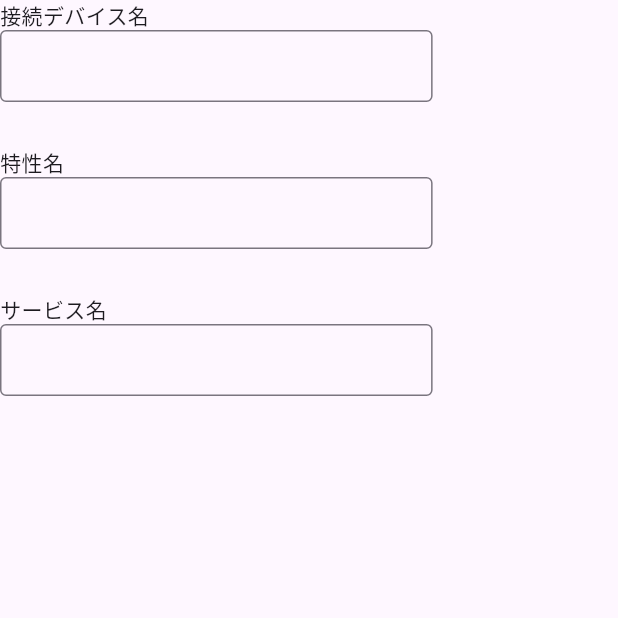
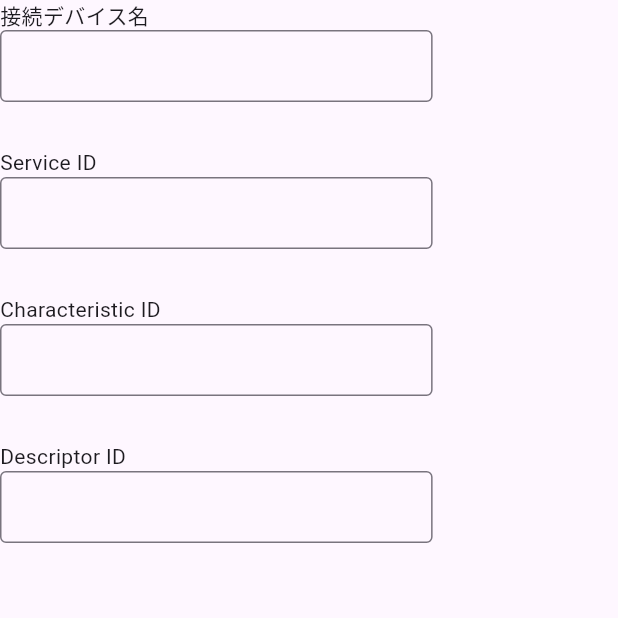
Before and after one commit to tboy-progs/custom_ble_control, a Flutter app: the screen it shows after launch, after a tap on the "add" icon, on a phone screen of 412 x 824 dp, the top half of it. Run offline on Flutter 3.47's test engine with Material 3 defaults, Android fonts, the phone set to English and light mode, and no system bars.

```diff
--- a/lib/main.dart
+++ b/lib/main.dart
@@ -1,7 +1,7 @@
 import 'package:flutter/material.dart';
 import 'package:flutter/services.dart';
 
-import 'package:custom_ble_control/page/main_page.dart';
+import 'package:custom_ble_control/page/home_page.dart';
 
 void main() {
   WidgetsFlutterBinding.ensureInitialized();
@@ -15,11 +15,7 @@ class MyApp extends StatelessWidget {
   @override
   Widget build(BuildContext context) {
     return MaterialApp(
-      theme: ThemeData(
-        colorScheme: ColorScheme.fromSeed(seedColor: Colors.deepPurple),
-        useMaterial3: true,
-      ),
-      title: 'custom ble control',
+      theme: ThemeData(),
       home: MainPage(),
     );
   }
--- a/lib/page/create_control_page.dart
+++ b/lib/page/create_control_page.dart
@@ -29,7 +29,7 @@ class CreateControlPage extends StatelessWidget {
           Column(
             crossAxisAlignment: CrossAxisAlignment.start,
             children: [
-              Text('特性名'),
+              Text('Service ID'),
               SizedBox(
                 width: MediaQuery.of(context).size.width * 0.7,
                 height: 48,
@@ -47,7 +47,25 @@ class CreateControlPage extends StatelessWidget {
           Column(
             crossAxisAlignment: CrossAxisAlignment.start,
             children: [
-              Text('サービス名'),
+              Text('Characteristic ID'),
+              SizedBox(
+                width: MediaQuery.of(context).size.width * 0.7,
+                height: 48,
+                child: const TextField(
+                  decoration: InputDecoration(
+                    border: OutlineInputBorder(
+                      borderRadius: BorderRadius.all(Radius.circular(4.0)),
+                    ),
+                  ),
+                ),
+              ),
+            ],
+          ),
+          const SizedBox(height: 30),
+          Column(
+            crossAxisAlignment: CrossAxisAlignment.start,
+            children: [
+              Text('Descriptor ID'),
               SizedBox(
                 width: MediaQuery.of(context).size.width * 0.7,
                 height: 48,
--- a/lib/page/main_page.dart
+++ b/lib/page/home_page.dart
@@ -10,13 +10,7 @@ class MainPage extends StatelessWidget {
   Widget build(BuildContext context) {
     return Scaffold(
       body: ListView(
-        children: [
-          _listViewItem("send button 01", "send"),
-          _listViewItem("send button 01", "send"),
-          _listViewItem("send button 01", "send"),
-          _listViewItem("send button 01", "send"),
-          _listViewItem("send button 01", "send"),
-        ],
+        children: [],
       ),
       floatingActionButton: FloatingActionButton(
         onPressed: () {
@@ -28,17 +22,4 @@ class MainPage extends StatelessWidget {
       ),
     );
   }
-
-  Widget _listViewItem(String title, String buttonText) {
-    return Row(
-      mainAxisAlignment: MainAxisAlignment.spaceEvenly,
-      children: [
-        Text(title),
-        OutlinedButton(
-          onPressed: () {},
-          child: Text(buttonText),
-        ),
-      ],
-    );
-  }
 }
```
